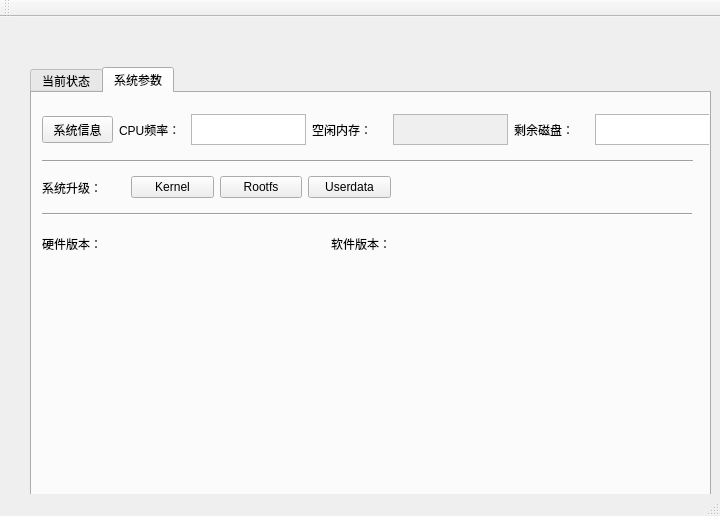
First picture: the form in client/ehome_login/mainwindow.ui, repository jdyyoung/EHome, before the edit.
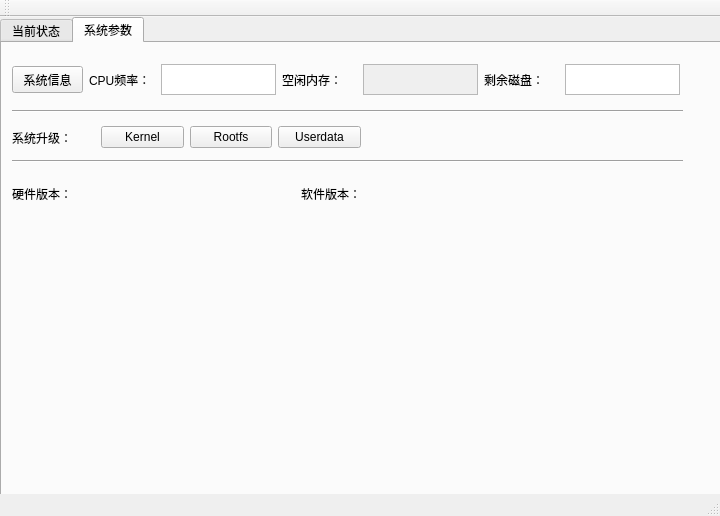
Second picture: the form after the edit. The open tabs and pages were chosen to show the change.

The edit to the form file:
```diff
--- a/client/ehome_login/mainwindow.ui
+++ b/client/ehome_login/mainwindow.ui
@@ -17,10 +17,10 @@
    <widget class="QTabWidget" name="tabWidget">
     <property name="geometry">
      <rect>
-      <x>30</x>
-      <y>50</y>
-      <width>681</width>
-      <height>444</height>
+      <x>0</x>
+      <y>0</y>
+      <width>721</width>
+      <height>481</height>
      </rect>
     </property>
     <property name="currentIndex">
@@ -141,7 +141,7 @@
        <rect>
         <x>10</x>
         <y>60</y>
-        <width>651</width>
+        <width>671</width>
         <height>16</height>
        </rect>
       </property>
@@ -153,9 +153,9 @@
       <property name="geometry">
        <rect>
         <x>10</x>
-        <y>120</y>
-        <width>650</width>
-        <height>3</height>
+        <y>110</y>
+        <width>671</width>
+        <height>16</height>
        </rect>
       </property>
       <property name="orientation">
```
Left out of the diff: 8 changed lines with no effect on the pictures.
